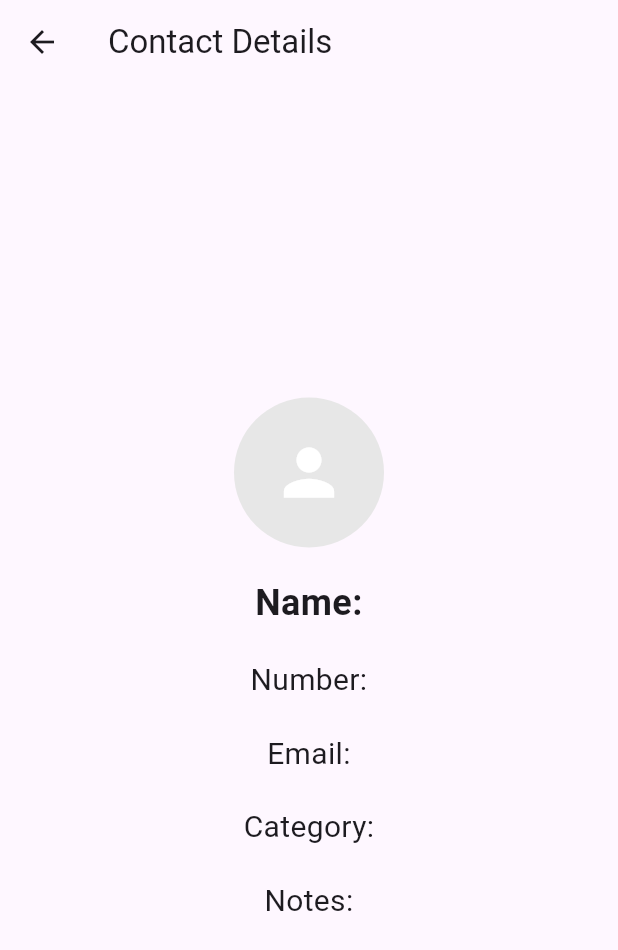
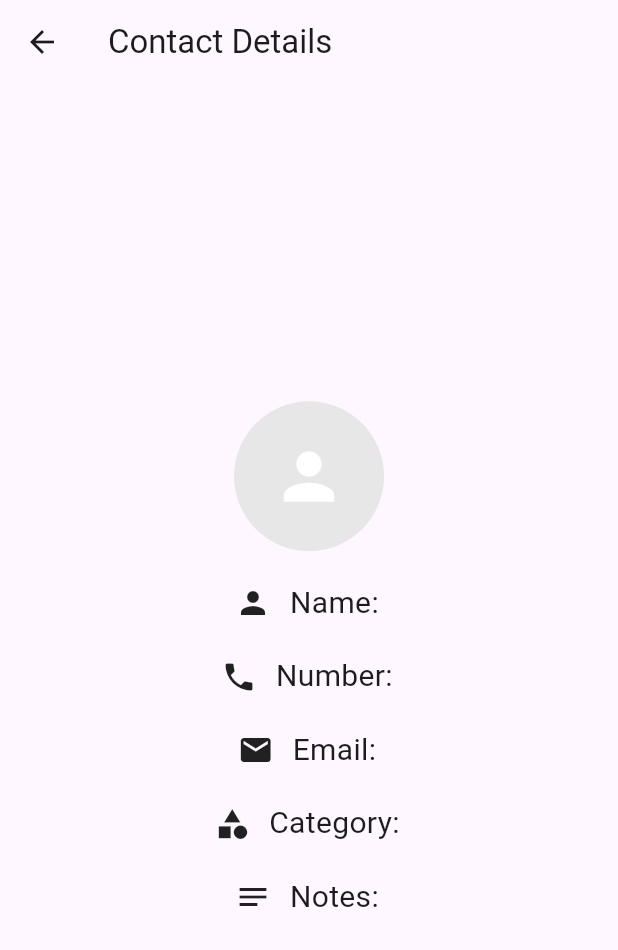
Before and after one commit to MgthbZ76/projek_contact, a Flutter app: the DetailScreen screen opened directly with empty values, on a phone screen of 412 x 824 dp. Shown: the top 950 px of the screen. Run offline on Flutter 3.47's test engine with Material 3 defaults, Android fonts, the light colour scheme and no system bars; our stand-ins replace sqflite; accounts and stored records are empty.

Commit message:
icon baru

```diff
--- a/lib/page/detail_screen.dart
+++ b/lib/page/detail_screen.dart
@@ -27,39 +27,34 @@ class DetailScreen extends StatelessWidget {
                 ),
               ),
               const SizedBox(height: 20),
-              Text(
-                'Name: ${contact['name']}',
-                style: const TextStyle(fontSize: 24, fontWeight: FontWeight.bold),
-                textAlign: TextAlign.center,
-              ),
+              buildDetailRow(icon: Icons.person, label: 'Name', value: contact['name']),
               const SizedBox(height: 20),
-              Text(
-                'Number: ${contact['number']}',
-                style: const TextStyle(fontSize: 20),
-                textAlign: TextAlign.center,
-              ),
+              buildDetailRow(icon: Icons.phone, label: 'Number', value: contact['number']),
               const SizedBox(height: 20),
-              Text(
-                'Email: ${contact['email']}',
-                style: const TextStyle(fontSize: 20),
-                textAlign: TextAlign.center,
-              ),
+              buildDetailRow(icon: Icons.email, label: 'Email', value: contact['email']),
               const SizedBox(height: 20),
-              Text(
-                'Category: ${contact['category']}',
-                style: const TextStyle(fontSize: 20),
-                textAlign: TextAlign.center,
-              ),
+              buildDetailRow(icon: Icons.category, label: 'Category', value: contact['category']),
               const SizedBox(height: 20),
-              Text(
-                'Notes: ${contact['notes']}',
-                style: const TextStyle(fontSize: 20),
-                textAlign: TextAlign.center,
-              ),
+              buildDetailRow(icon: Icons.notes, label: 'Notes', value: contact['notes']),
             ],
           ),
         ),
       ),
     );
   }
+
+  Widget buildDetailRow({required IconData icon, required String label, required String value}) {
+    return Row(
+      mainAxisAlignment: MainAxisAlignment.center,
+      children: [
+        Icon(icon, size: 24),
+        const SizedBox(width: 10),
+        Text(
+          '$label: $value',
+          style: const TextStyle(fontSize: 20),
+          textAlign: TextAlign.center,
+        ),
+      ],
+    );
+  }
 }
```
Also changed, not shown: lib/component/costomized_textfield.dart (+71 -2 lines), lib/page/home_screen.dart (+19 -4 lines), lib/page/login.screen.dart (+21 -5 lines).
